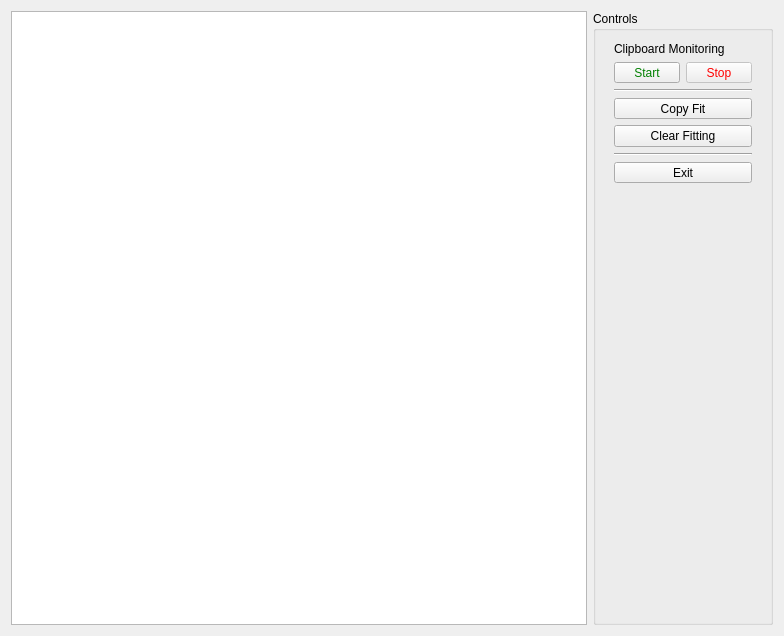
Old version of the form resources/ui/mainwindow.ui in the repository joejenniges/FitScan.
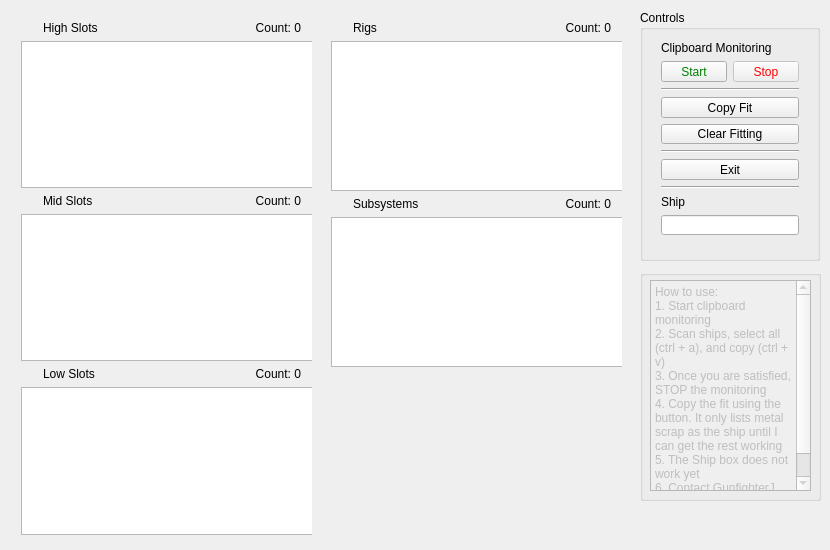
New version of the form. Icons and pictures are not drawn.

Diff of the .ui file:
```diff
--- a/resources/ui/mainwindow.ui
+++ b/resources/ui/mainwindow.ui
@@ -6,29 +6,35 @@
    <rect>
     <x>0</x>
     <y>0</y>
-    <width>784</width>
-    <height>636</height>
+    <width>830</width>
+    <height>550</height>
    </rect>
   </property>
   <property name="minimumSize">
    <size>
-    <width>700</width>
-    <height>0</height>
+    <width>830</width>
+    <height>550</height>
    </size>
   </property>
   <property name="maximumSize">
    <size>
-    <width>16777215</width>
-    <height>16777215</height>
+    <width>830</width>
+    <height>550</height>
    </size>
   </property>
   <property name="windowTitle">
    <string>FitScan</string>
   </property>
   <widget class="QWidget" name="centralWidget">
-   <layout class="QGridLayout" name="gridLayout">
-    <item row="1" column="2">
      <widget class="QGroupBox" name="groupBox">
+    <property name="geometry">
+     <rect>
+      <x>640</x>
+      <y>10</y>
+      <width>180</width>
+      <height>251</height>
+     </rect>
+    </property>
       <property name="minimumSize">
        <size>
         <width>180</width>
@@ -50,12 +56,12 @@
          <x>10</x>
          <y>20</y>
          <width>160</width>
-         <height>163</height>
+       <height>217</height>
         </rect>
        </property>
        <layout class="QVBoxLayout" name="verticalLayout">
         <item>
-         <widget class="QLabel" name="label">
+       <widget class="QLabel" name="label_clipboard">
           <property name="text">
            <string>Clipboard Monitoring</string>
           </property>
@@ -134,18 +140,376 @@
           </property>
          </widget>
         </item>
+      <item>
+       <widget class="Line" name="line_3">
+        <property name="orientation">
+         <enum>Qt::Horizontal</enum>
+        </property>
+       </widget>
+      </item>
+      <item>
+       <widget class="QLabel" name="label">
+        <property name="text">
+         <string>Ship</string>
+        </property>
+       </widget>
+      </item>
+      <item>
+       <widget class="QLineEdit" name="lineEdit_ship"/>
+      </item>
        </layout>
       </widget>
      </widget>
-    </item>
-    <item row="1" column="1">
-     <widget class="QTableWidget" name="tableWidget_fit">
-      <property name="sortingEnabled">
+   <widget class="QWidget" name="verticalLayoutWidget_2">
+    <property name="geometry">
+     <rect>
+      <x>10</x>
+      <y>10</y>
+      <width>302</width>
+      <height>573</height>
+     </rect>
+    </property>
+    <layout class="QVBoxLayout" name="verticalLayout_2">
+     <item>
+      <layout class="QHBoxLayout" name="horizontalLayout">
+       <item>
+        <widget class="QLabel" name="label_highslot_icon">
+         <property name="maximumSize">
+          <size>
+           <width>16</width>
+           <height>16777215</height>
+          </size>
+         </property>
+         <property name="text">
+          <string/>
+         </property>
+        </widget>
+       </item>
+       <item>
+        <widget class="QLabel" name="label_highslots">
+         <property name="text">
+          <string>High Slots</string>
+         </property>
+        </widget>
+       </item>
+       <item>
+        <widget class="QLabel" name="label_highslot_count">
+         <property name="text">
+          <string>Count: 0</string>
+         </property>
+         <property name="alignment">
+          <set>Qt::AlignRight|Qt::AlignTrailing|Qt::AlignVCenter</set>
+         </property>
+        </widget>
+       </item>
+      </layout>
+     </item>
+     <item>
+      <widget class="QListWidget" name="listWidget_highslots">
+       <property name="minimumSize">
+        <size>
+         <width>300</width>
+         <height>0</height>
+        </size>
+       </property>
+       <property name="maximumSize">
+        <size>
+         <width>300</width>
+         <height>150</height>
+        </size>
+       </property>
+       <property name="selectionMode">
+        <enum>QAbstractItemView::MultiSelection</enum>
+       </property>
+      </widget>
+     </item>
+     <item>
+      <layout class="QHBoxLayout" name="horizontalLayout_2">
+       <item>
+        <widget class="QLabel" name="label_midslot_icon">
+         <property name="maximumSize">
+          <size>
+           <width>16</width>
+           <height>16777215</height>
+          </size>
+         </property>
+         <property name="text">
+          <string/>
+         </property>
+        </widget>
+       </item>
+       <item>
+        <widget class="QLabel" name="label_midslots">
+         <property name="text">
+          <string>Mid Slots</string>
+         </property>
+        </widget>
+       </item>
+       <item>
+        <widget class="QLabel" name="label_midslot_count">
+         <property name="text">
+          <string>Count: 0</string>
+         </property>
+         <property name="alignment">
+          <set>Qt::AlignRight|Qt::AlignTrailing|Qt::AlignVCenter</set>
+         </property>
+        </widget>
+       </item>
+      </layout>
+     </item>
+     <item>
+      <widget class="QListWidget" name="listWidget_midslots">
+       <property name="minimumSize">
+        <size>
+         <width>300</width>
+         <height>0</height>
+        </size>
+       </property>
+       <property name="maximumSize">
+        <size>
+         <width>300</width>
+         <height>150</height>
+        </size>
+       </property>
+       <property name="selectionMode">
+        <enum>QAbstractItemView::MultiSelection</enum>
+       </property>
+      </widget>
+     </item>
+     <item>
+      <layout class="QHBoxLayout" name="horizontalLayout_3">
+       <item>
+        <widget class="QLabel" name="label_lowslot_icon">
+         <property name="maximumSize">
+          <size>
+           <width>16</width>
+           <height>16777215</height>
+          </size>
+         </property>
+         <property name="text">
+          <string/>
+         </property>
+        </widget>
+       </item>
+       <item>
+        <widget class="QLabel" name="label_lowslots">
+         <property name="text">
+          <string>Low Slots</string>
+         </property>
+        </widget>
+       </item>
+       <item>
+        <widget class="QLabel" name="label_lowslot_count">
+         <property name="text">
+          <string>Count: 0</string>
+         </property>
+         <property name="alignment">
+          <set>Qt::AlignRight|Qt::AlignTrailing|Qt::AlignVCenter</set>
+         </property>
+        </widget>
+       </item>
+      </layout>
+     </item>
+     <item>
+      <widget class="QListWidget" name="listWidget_lowslots">
+       <property name="minimumSize">
+        <size>
+         <width>300</width>
+         <height>0</height>
+        </size>
+       </property>
+       <property name="maximumSize">
+        <size>
+         <width>300</width>
+         <height>150</height>
+        </size>
+       </property>
+       <property name="selectionMode">
+        <enum>QAbstractItemView::MultiSelection</enum>
+       </property>
+      </widget>
+     </item>
+     <item>
+      <spacer name="verticalSpacer">
+       <property name="orientation">
+        <enum>Qt::Vertical</enum>
+       </property>
+       <property name="sizeHint" stdset="0">
+        <size>
+         <width>20</width>
+         <height>40</height>
+        </size>
+       </property>
+      </spacer>
+     </item>
+    </layout>
+   </widget>
+   <widget class="QWidget" name="verticalLayoutWidget_3">
+    <property name="geometry">
+     <rect>
+      <x>320</x>
+      <y>10</y>
+      <width>302</width>
+      <height>571</height>
+     </rect>
+    </property>
+    <layout class="QVBoxLayout" name="verticalLayout_3">
+     <item>
+      <layout class="QHBoxLayout" name="horizontalLayout_4">
+       <item>
+        <widget class="QLabel" name="label_rig_icon">
+         <property name="maximumSize">
+          <size>
+           <width>16</width>
+           <height>16777215</height>
+          </size>
+         </property>
+         <property name="text">
+          <string/>
+         </property>
+        </widget>
+       </item>
+       <item>
+        <widget class="QLabel" name="label_rigs">
+         <property name="text">
+          <string>Rigs</string>
+         </property>
+        </widget>
+       </item>
+       <item>
+        <widget class="QLabel" name="label_rig_count">
+         <property name="text">
+          <string>Count: 0</string>
+         </property>
+         <property name="alignment">
+          <set>Qt::AlignRight|Qt::AlignTrailing|Qt::AlignVCenter</set>
+         </property>
+        </widget>
+       </item>
+      </layout>
+     </item>
+     <item>
+      <widget class="QListWidget" name="listWidget_rigs">
+       <property name="minimumSize">
+        <size>
+         <width>300</width>
+         <height>0</height>
+        </size>
+       </property>
+       <property name="maximumSize">
+        <size>
+         <width>300</width>
+         <height>150</height>
+        </size>
+       </property>
+       <property name="selectionMode">
+        <enum>QAbstractItemView::MultiSelection</enum>
+       </property>
+      </widget>
+     </item>
+     <item>
+      <layout class="QHBoxLayout" name="horizontalLayout_5">
+       <item>
+        <widget class="QLabel" name="label_subsystem_icon">
+         <property name="maximumSize">
+          <size>
+           <width>16</width>
+           <height>16777215</height>
+          </size>
+         </property>
+         <property name="text">
+          <string/>
+         </property>
+        </widget>
+       </item>
+       <item>
+        <widget class="QLabel" name="label_subsystems">
+         <property name="text">
+          <string>Subsystems</string>
+         </property>
+        </widget>
+       </item>
+       <item>
+        <widget class="QLabel" name="label_subsystem_count">
+         <property name="text">
+          <string>Count: 0</string>
+         </property>
+         <property name="alignment">
+          <set>Qt::AlignRight|Qt::AlignTrailing|Qt::AlignVCenter</set>
+         </property>
+        </widget>
+       </item>
+      </layout>
+     </item>
+     <item>
+      <widget class="QListWidget" name="listWidget_subsystems">
+       <property name="minimumSize">
+        <size>
+         <width>300</width>
+         <height>0</height>
+        </size>
+       </property>
+       <property name="maximumSize">
+        <size>
+         <width>300</width>
+         <height>150</height>
+        </size>
+       </property>
+       <property name="selectionMode">
+        <enum>QAbstractItemView::MultiSelection</enum>
+       </property>
+      </widget>
+     </item>
+     <item>
+      <spacer name="verticalSpacer_2">
+       <property name="orientation">
+        <enum>Qt::Vertical</enum>
+       </property>
+       <property name="sizeHint" stdset="0">
+        <size>
+         <width>20</width>
+         <height>40</height>
+        </size>
+       </property>
+      </spacer>
+     </item>
+    </layout>
+   </widget>
+   <widget class="QGroupBox" name="groupBox_2">
+    <property name="geometry">
+     <rect>
+      <x>640</x>
+      <y>270</y>
+      <width>181</width>
+      <height>231</height>
+     </rect>
+    </property>
+    <property name="title">
+     <string/>
+    </property>
+    <widget class="QPlainTextEdit" name="plainTextEdit">
+     <property name="enabled">
        <bool>false</bool>
       </property>
-     </widget>
-    </item>
-   </layout>
+     <property name="geometry">
+      <rect>
+       <x>10</x>
+       <y>10</y>
+       <width>161</width>
+       <height>211</height>
+      </rect>
+     </property>
+     <property name="plainText">
+      <string>How to use:
+1. Start clipboard monitoring
+2. Scan ships, select all (ctrl + a), and copy (ctrl + v)
+3. Once you are satisfied, STOP the monitoring
+4. Copy the fit using the button. It only lists metal scrap as the ship until I can get the rest working
+5. The Ship box does not work yet
+6. Contact GunfighterJ with questions</string>
+     </property>
+    </widget>
+   </widget>
   </widget>
  </widget>
  <layoutdefault spacing="6" margin="11"/>
```
Lines whose indentation alone changed are shown as unchanged.
